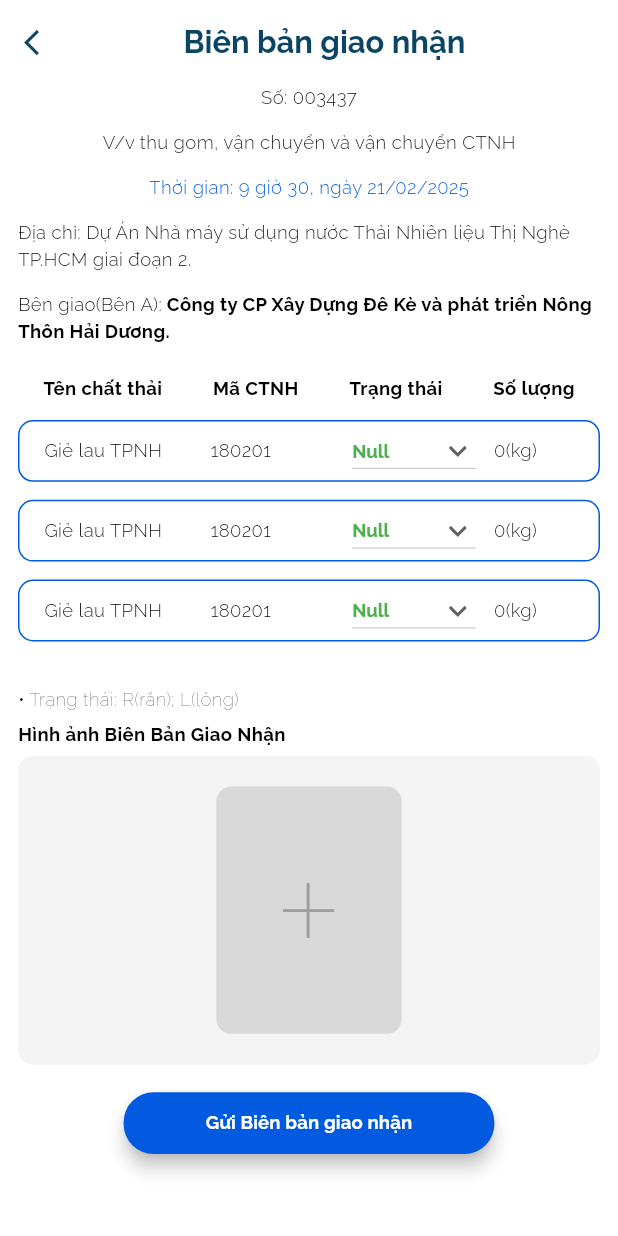
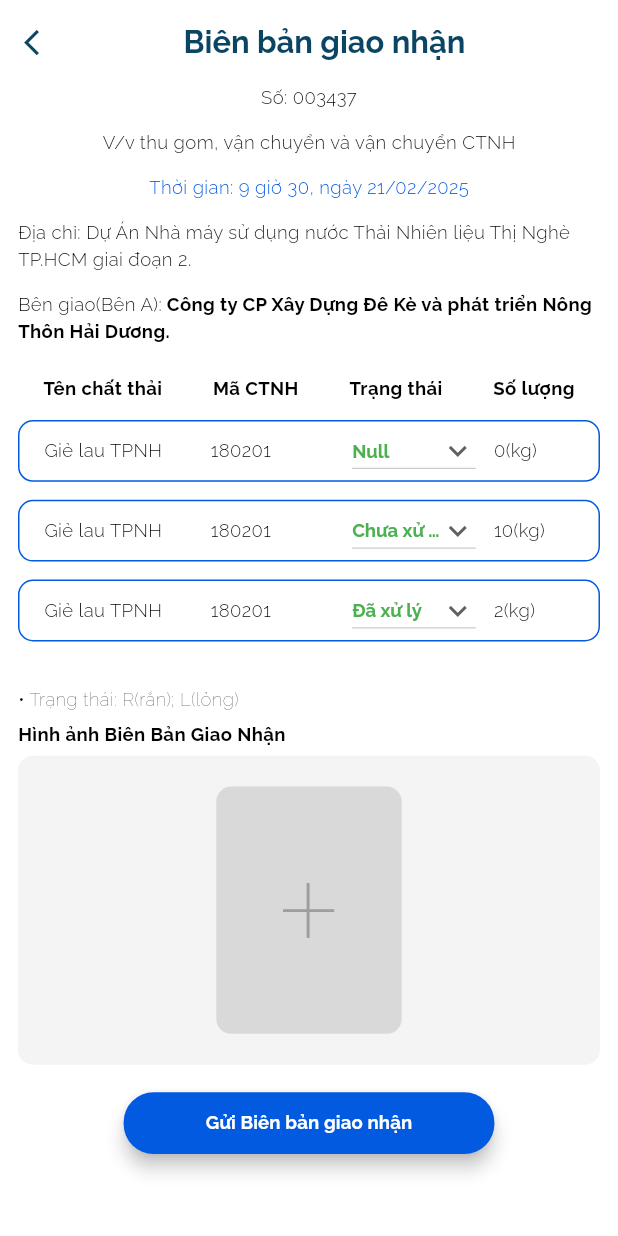
Before and after one commit to Manh-IT-K2/AppMTAC, a Flutter app: the HandoverRecordScreen screen opened by its route, on a phone screen of 412 x 824 dp. Run offline on Flutter 3.47's test engine with Material 3 defaults, Android fonts, the phone set to English and light mode, and no system bars; our stand-ins replace device_preview, get, image_picker, sizer; network calls fail.

Commit message:
create waste model

```diff
--- a/mtac/lib/controllers/dropdown_controllser.dart
+++ b/mtac/lib/controllers/dropdown_controllser.dart
@@ -8,4 +8,8 @@ class DropdownController extends GetxController {
     "Đang xử lý",
     "Đã xử lý"
   ];
+
+  DropdownController(String initialStatus) {
+    selectedValue.value = initialStatus;
+  }
 }
--- a/mtac/lib/data/schedule_screen/item_info_waste.dart
+++ b/mtac/lib/data/schedule_screen/item_info_waste.dart
@@ -1,52 +1,14 @@
-final List<Map<String, dynamic>> infoWasteData = [
-  {
-    "sName" : "Giẻ lau TPNH",
-    "sCode" : "180201",
-    "sNumber" : "0(kg)"
-  },
-    {
-    "sName" : "Giẻ lau TPNH",
-    "sCode" : "180201",
-    "sNumber" : "0(kg)"
-  },
-    {
-    "sName" : "Giẻ lau TPNH",
-    "sCode" : "180201",
-    "sNumber" : "0(kg)"
-  },
-    {
-    "sName" : "Giẻ lau TPNH",
-    "sCode" : "180201",
-    "sNumber" : "0(kg)"
-  },
-    {
-    "sName" : "Giẻ lau TPNH",
-    "sCode" : "180201",
-    "sNumber" : "0(kg)"
-  },
-  {
-    "sName" : "Giẻ lau TPNH",
-    "sCode" : "180201",
-    "sNumber" : "0(kg)"
-  },
-    {
-    "sName" : "Giẻ lau TPNH",
-    "sCode" : "180201",
-    "sNumber" : "0(kg)"
-  },
-    {
-    "sName" : "Giẻ lau TPNH",
-    "sCode" : "180201",
-    "sNumber" : "0(kg)"
-  },
-    {
-    "sName" : "Giẻ lau TPNH",
-    "sCode" : "180201",
-    "sNumber" : "0(kg)"
-  },
-    {
-    "sName" : "Giẻ lau TPNH",
-    "sCode" : "180201",
-    "sNumber" : "0(kg)"
-  },
+import 'package:mtac/models/waste_model.dart';
+
+final List<WasteModel> infoWasteData = [
+  WasteModel(name: "Giẻ lau TPNH", code: "180201", status: "Null", number: "0(kg)"),
+  WasteModel(name: "Giẻ lau TPNH", code: "180201", status: "Chưa xử lý", number: "10(kg)"),
+  WasteModel(name: "Giẻ lau TPNH", code: "180201", status: "Đã xử lý", number: "2(kg)"),
+  WasteModel(name: "Giẻ lau TPNH", code: "180201", status: "Null", number: "0(kg)"),
+  WasteModel(name: "Giẻ lau TPNH", code: "180201", status: "Đang xử lý", number: "12(kg)"),
+  WasteModel(name: "Giẻ lau TPNH", code: "180201", status: "Đang xử lý", number: "6(kg)"),
+  WasteModel(name: "Giẻ lau TPNH", code: "180201", status: "Chưa xử lý", number: "7(kg)"),
+  WasteModel(name: "Giẻ lau TPNH", code: "180201", status: "Null", number: "0(kg)"),
+  WasteModel(name: "Giẻ lau TPNH", code: "180201", status: "Null", number: "0(kg)"),
+  WasteModel(name: "Giẻ lau TPNH", code: "180201", status: "Đã xử lý", number: "9(kg)"),
 ];
--- /dev/null
+++ b/mtac/lib/models/waste_model.dart
@@ -0,0 +1,28 @@
+class WasteModel {
+  final String name;
+  final String code;
+  final String status;
+  final String number;
+
+  WasteModel({required this.name, required this.code, required this.status, required this.number});
+
+  // Convert Map to WasteModel
+  factory WasteModel.fromMap(Map<String, dynamic> map) {
+    return WasteModel(
+      name: map['sName'] ?? '',
+      code: map['sCode'] ?? '',
+      status: map['sStatus'] ?? '',
+      number: map['sNumber'] ?? '',
+    );
+  }
+
+  // convert WasteInfo to Map
+  Map<String, dynamic> toMap() {
+    return {
+      'sName': name,
+      'sCode': code,
+      'sStatus': status,
+      'sNumber': number,
+    };
+  }
+}
--- a/mtac/lib/views/schedule/handover_record_screen.dart
+++ b/mtac/lib/views/schedule/handover_record_screen.dart
@@ -12,12 +12,13 @@ import 'package:mtac/widgets/bottom_image_source_sheet.dart';
 import 'package:mtac/widgets/schedule_widget/bottom_preview_image_sheet.dart';
 import 'package:sizer/sizer.dart';
 
+// ignore: must_be_immutable
 class HandoverRecordScreen extends StatelessWidget {
   HandoverRecordScreen({super.key});
 
   //
-  final List<DropdownController> wasteControllers =
-      List.generate(infoWasteData.length, (_) => DropdownController());
+  List<DropdownController> wasteControllers = infoWasteData.map((item) => DropdownController(item.status)).toList();
+
   //
   final ImagePickerController imageController =
       Get.put(ImagePickerController());
@@ -70,7 +71,8 @@ class HandoverRecordScreen extends StatelessWidget {
                 sWidthSizeBox: 4.w,
                 sWidthNameWaste: 24.w,
                 sWidthCodeWaste: 20.w,
-                    sWidthStatusWaste: 20.w,),
+                sWidthStatusWaste: 20.w,
+              ),
               const SizedBox(
                 height: 25,
               ),
@@ -99,7 +101,6 @@ class _BottomHandoverRecordSceen extends StatelessWidget {
 
   final ImagePickerController imageController;
   final double sWidthCon, sHeightCon;
-
 
   @override
   Widget build(BuildContext context) {
@@ -153,8 +154,7 @@ class _BottomHandoverRecordSceen extends StatelessWidget {
                       style: TextStyle(
                           fontSize: 17.w,
                           color: Colors.grey,
-                        fontWeight: FontWeight.w100
-                      ),
+                          fontWeight: FontWeight.w100),
                       textAlign: TextAlign.center,
                     ),
                   ),
@@ -317,7 +317,7 @@ class _BodyHandoverRecordScreen extends StatelessWidget {
                       SizedBox(
                         width: sWidthNameWaste,
                         child: Text(
-                          item["sName"]!,
+                          item.name,
                           style: PrimaryFont.bodyTextLight()
                               .copyWith(color: Colors.black),
                           maxLines: 1,
@@ -330,7 +330,7 @@ class _BodyHandoverRecordScreen extends StatelessWidget {
                       SizedBox(
                         width: sWidthCodeWaste,
                         child: Text(
-                          item["sCode"]!,
+                          item.code,
                           style: PrimaryFont.bodyTextLight()
                               .copyWith(color: Colors.black),
                           maxLines: 1,
@@ -345,7 +345,9 @@ class _BodyHandoverRecordScreen extends StatelessWidget {
                         child: Obx(
                           () => DropdownButton<String>(
                             isExpanded: true,
-                            value: wasteControllers[index].selectedValue.value,
+                            value: wasteControllers[index]
+                                .selectedValue
+                                .value,
                             icon: const Icon(Icons.keyboard_arrow_down),
                             style: PrimaryFont.bodyTextBold().copyWith(
                               color: Colors.green,
@@ -375,7 +377,7 @@ class _BodyHandoverRecordScreen extends StatelessWidget {
                       ),
                       Expanded(
                         child: Text(
-                          item["sNumber"]!,
+                          item.number,
                           style: PrimaryFont.bodyTextLight()
                               .copyWith(color: Colors.black),
                           maxLines: 1,
@@ -440,12 +442,14 @@ class _HeaderHandoverRecordScreen extends StatelessWidget {
               children: [
                 TextSpan(
                   text: txtAddress1HR,
-                  style: PrimaryFont.bodyTextLight().copyWith(color: Colors.black),
+                  style:
+                      PrimaryFont.bodyTextLight().copyWith(color: Colors.black),
                 ),
                 TextSpan(
                   text:
                       " Dự Án Nhà máy sử dụng nước Thải Nhiên liệu Thị Nghè TP.HCM giai đoạn 2.",
-                  style: PrimaryFont.bodyTextLight().copyWith(color: Colors.black),
+                  style:
+                      PrimaryFont.bodyTextLight().copyWith(color: Colors.black),
                 ),
               ],
             ),
@@ -461,12 +465,14 @@ class _HeaderHandoverRecordScreen extends StatelessWidget {
               children: [
                 TextSpan(
                   text: txtAddress2HR,
-                  style: PrimaryFont.bodyTextLight().copyWith(color: Colors.black),
+                  style:
+                      PrimaryFont.bodyTextLight().copyWith(color: Colors.black),
                 ),
                 TextSpan(
                   text:
                       " Công ty CP Xây Dựng Đê Kè và phát triển Nông Thôn Hải Dương.",
-                  style: PrimaryFont.bodyTextBold().copyWith(color: Colors.black),
+                  style:
+                      PrimaryFont.bodyTextBold().copyWith(color: Colors.black),
                 ),
               ],
             ),
```
Also changed, not shown: mtac/lib/main.dart (+10 -1 lines), mtac/pubspec.yaml (+8 -1 lines), mtac/pubspec.lock, 2 other files. Lines whose indentation alone changed are shown as unchanged.
